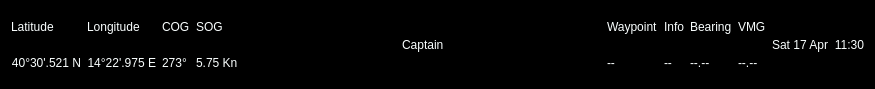
First picture: the form in ui/topbar/TopBar.ui, repository OpenFairWind/fairwindplusplus, before the edit.
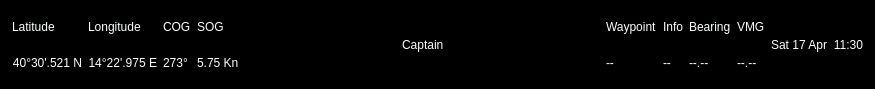
Second picture: the form after the edit.

Patch:
```diff
--- a/ui/topbar/TopBar.ui
+++ b/ui/topbar/TopBar.ui
@@ -17,7 +17,22 @@
    <string notr="true">background-color: rgb(0, 0, 0);
 color: rgb(250, 255, 255);</string>
   </property>
-  <layout class="QHBoxLayout" name="horizontalLayout_2">
+  <layout class="QHBoxLayout" name="horizontalLayout_2" stretch="0">
+   <property name="spacing">
+    <number>-1</number>
+   </property>
+   <property name="leftMargin">
+    <number>12</number>
+   </property>
+   <property name="topMargin">
+    <number>12</number>
+   </property>
+   <property name="rightMargin">
+    <number>12</number>
+   </property>
+   <property name="bottomMargin">
+    <number>12</number>
+   </property>
    <item>
     <layout class="QHBoxLayout" name="horizontalLayout">
      <item>
```
